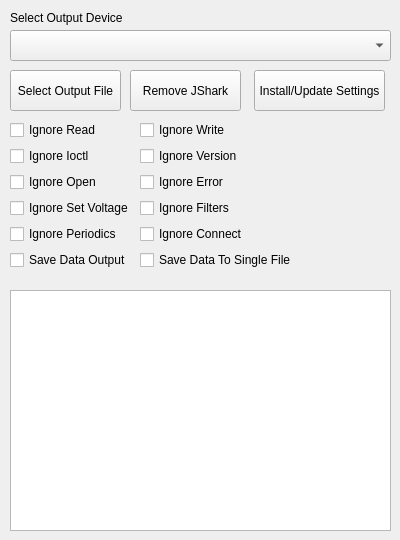
First picture: the form in jshark_configurator/MainWidget.ui, repository DieselDemi/JShark, before the edit.
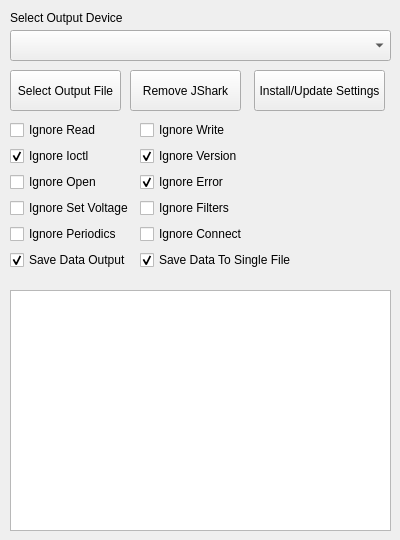
Second picture: the form after the edit.

Commit message: Added default checked states to checkboxes

```diff
--- a/jshark_configurator/MainWidget.ui
+++ b/jshark_configurator/MainWidget.ui
@@ -135,6 +135,9 @@
       <property name="text">
        <string>Ignore Version</string>
       </property>
+      <property name="checked">
+       <bool>true</bool>
+      </property>
      </widget>
     </item>
     <item row="2" column="1">
@@ -142,6 +145,9 @@
       <property name="text">
        <string>Ignore Error</string>
       </property>
+      <property name="checked">
+       <bool>true</bool>
+      </property>
      </widget>
     </item>
     <item row="1" column="0">
@@ -149,6 +155,9 @@
       <property name="text">
        <string>Ignore Ioctl</string>
       </property>
+      <property name="checked">
+       <bool>true</bool>
+      </property>
      </widget>
     </item>
     <item row="2" column="0">
@@ -177,6 +186,9 @@
       <property name="text">
        <string>Save Data Output</string>
       </property>
+      <property name="checked">
+       <bool>true</bool>
+      </property>
      </widget>
     </item>
     <item row="3" column="1">
@@ -198,6 +210,9 @@
       <property name="text">
        <string>Save Data To Single File</string>
       </property>
+      <property name="checked">
+       <bool>true</bool>
+      </property>
      </widget>
     </item>
    </layout>
```
The commit also changes 1 other file.
